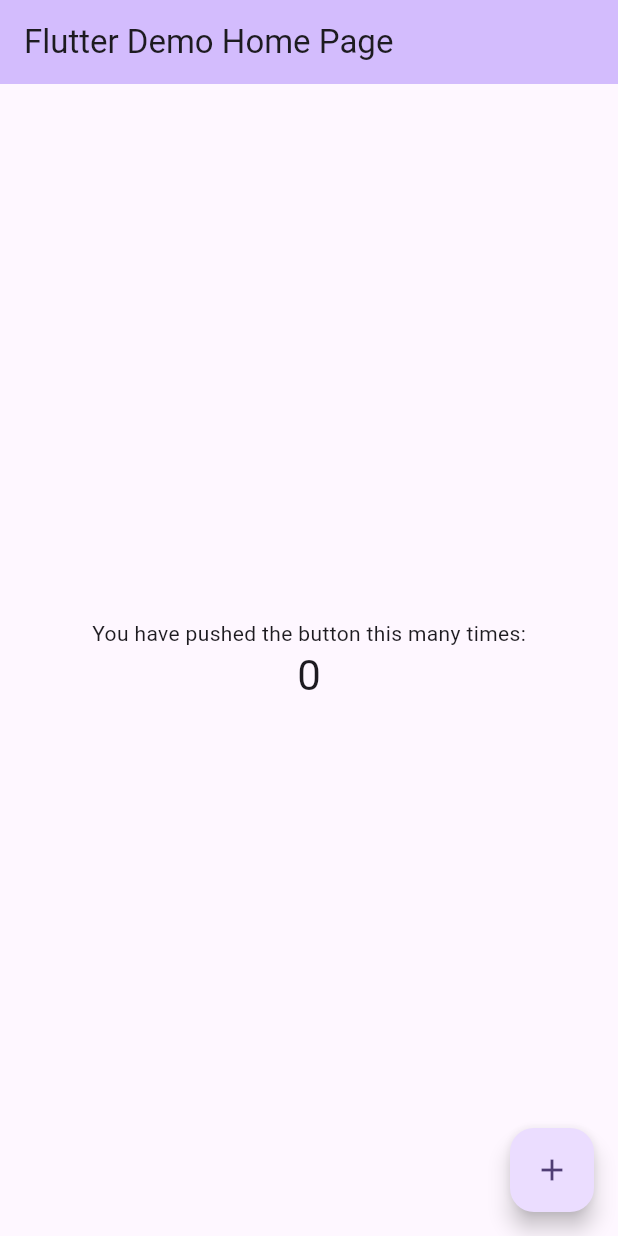
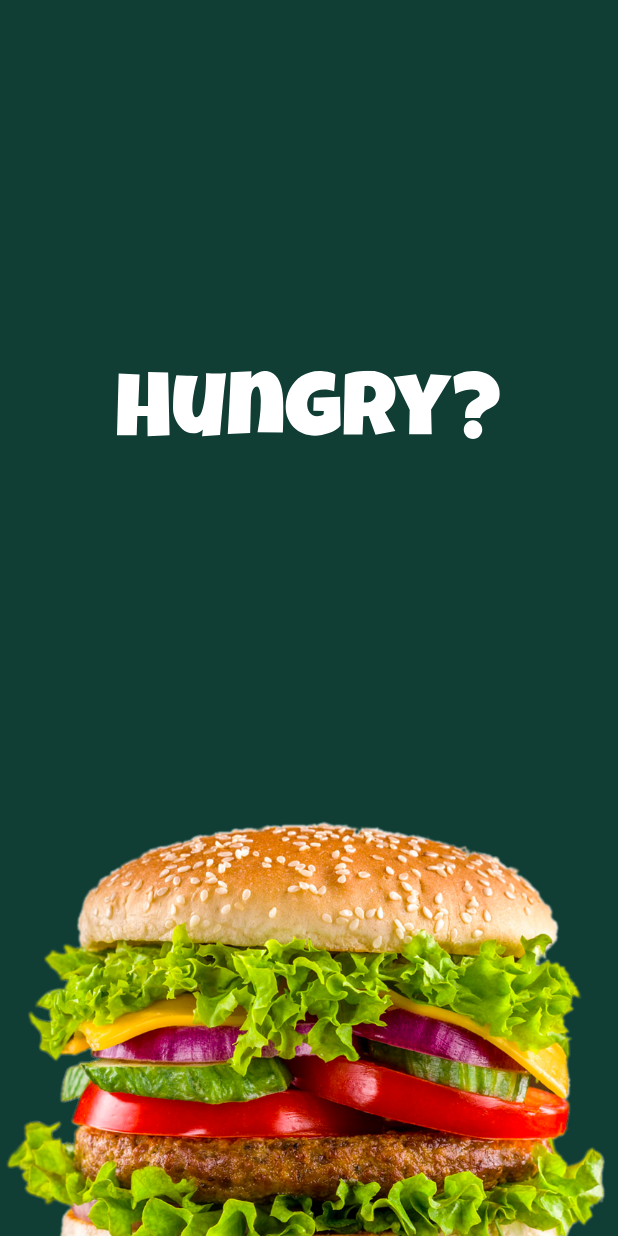
Before and after one commit to mohamedmousa2003/Hungry, a Flutter app: the screen it shows after launch, on a phone screen of 412 x 824 dp. Run offline on Flutter 3.47's test engine with Material 3 defaults, Android fonts, the phone set to English and light mode, and no system bars; our stand-ins replace flutter_svg, gap.

Commit message:
Splash Screen

```diff
--- a/lib/main.dart
+++ b/lib/main.dart
@@ -1,4 +1,5 @@
 import 'package:flutter/material.dart';
+import 'package:untitled/splash_screen.dart';
 
 void main() {
   runApp(const MyApp());
@@ -12,111 +13,8 @@ class MyApp extends StatelessWidget {
   Widget build(BuildContext context) {
     return MaterialApp(
       title: 'Flutter Demo',
-      theme: ThemeData(
-        // This is the theme of your application.
-        //
-        // TRY THIS: Try running your application with "flutter run". You'll see
-        // the application has a purple toolbar. Then, without quitting the app,
-        // try changing the seedColor in the colorScheme below to Colors.green
-        // and then invoke "hot reload" (save your changes or press the "hot
-        // reload" button in a Flutter-supported IDE, or press "r" if you used
-        // the command line to start the app).
-        //
-        // Notice that the counter didn't reset back to zero; the application
-        // state is not lost during the reload. To reset the state, use hot
-        // restart instead.
-        //
-        // This works for code too, not just values: Most code changes can be
-        // tested with just a hot reload.
-        colorScheme: .fromSeed(seedColor: Colors.deepPurple),
-      ),
-      home: const MyHomePage(title: 'Flutter Demo Home Page'),
+      debugShowCheckedModeBanner: false,
+      home: SplashScreen(),
     );
   }
 }
-
-class MyHomePage extends StatefulWidget {
-  const MyHomePage({super.key, required this.title});
-
-  // This widget is the home page of your application. It is stateful, meaning
-  // that it has a State object (defined below) that contains fields that affect
-  // how it looks.
-
-  // This class is the configuration for the state. It holds the values (in this
-  // case the title) provided by the parent (in this case the App widget) and
-  // used by the build method of the State. Fields in a Widget subclass are
-  // always marked "final".
-
-  final String title;
-
-  @override
-  State<MyHomePage> createState() => _MyHomePageState();
-}
-
-class _MyHomePageState extends State<MyHomePage> {
-  int _counter = 0;
-
-  void _incrementCounter() {
-    setState(() {
-      // This call to setState tells the Flutter framework that something has
-      // changed in this State, which causes it to rerun the build method below
-      // so that the display can reflect the updated values. If we changed
-      // _counter without calling setState(), then the build method would not be
-      // called again, and so nothing would appear to happen.
-      _counter++;
-    });
-  }
-
-  @override
-  Widget build(BuildContext context) {
-    // This method is rerun every time setState is called, for instance as done
-    // by the _incrementCounter method above.
-    //
-    // The Flutter framework has been optimized to make rerunning build methods
-    // fast, so that you can just rebuild anything that needs updating rather
-    // than having to individually change instances of widgets.
-    return Scaffold(
-      appBar: AppBar(
-        // TRY THIS: Try changing the color here to a specific color (to
-        // Colors.amber, perhaps?) and trigger a hot reload to see the AppBar
-        // change color while the other colors stay the same.
-        backgroundColor: Theme.of(context).colorScheme.inversePrimary,
-        // Here we take the value from the MyHomePage object that was created by
-        // the App.build method, and use it to set our appbar title.
-        title: Text(widget.title),
-      ),
-      body: Center(
-        // Center is a layout widget. It takes a single child and positions it
-        // in the middle of the parent.
-        child: Column(
-          // Column is also a layout widget. It takes a list of children and
-          // arranges them vertically. By default, it sizes itself to fit its
-          // children horizontally, and tries to be as tall as its parent.
-          //
-          // Column has various properties to control how it sizes itself and
-          // how it positions its children. Here we use mainAxisAlignment to
-          // center the children vertically; the main axis here is the vertical
-          // axis because Columns are vertical (the cross axis would be
-          // horizontal).
-          //
-          // TRY THIS: Invoke "debug painting" (choose the "Toggle Debug Paint"
-          // action in the IDE, or press "p" in the console), to see the
-          // wireframe for each widget.
-          mainAxisAlignment: .center,
-          children: [
-            const Text('You have pushed the button this many times:'),
-            Text(
-              '$_counter',
-              style: Theme.of(context).textTheme.headlineMedium,
-            ),
-          ],
-        ),
-      ),
-      floatingActionButton: FloatingActionButton(
-        onPressed: _incrementCounter,
-        tooltip: 'Increment',
-        child: const Icon(Icons.add),
-      ),
-    );
-  }
-}
--- /dev/null
+++ b/lib/splash_screen.dart
@@ -0,0 +1,26 @@
+import 'package:flutter/material.dart';
+import 'package:flutter_svg/flutter_svg.dart';
+import 'package:gap/gap.dart';
+import 'package:untitled/core/constants/app_colors.dart';
+
+class SplashScreen extends StatelessWidget {
+  const SplashScreen({super.key});
+
+  @override
+  Widget build(BuildContext context) {
+   var mediaQuery = MediaQuery.of(context).size;
+    return Scaffold(
+      backgroundColor: AppColors.primary,
+      body: Center(
+        child: Column(
+          children: [
+            Gap(mediaQuery.height*0.3,),
+            SvgPicture.asset("assets/image/svg/hungry.svg"),
+            Spacer(),
+            Image.asset("assets/image/png/logo.png"),
+          ],
+        ),
+      ),
+    );
+  }
+}
```
Also changed, not shown: lib/shared/custom_text.dart (added, +31 -0 lines), pubspec.yaml (+5 -2 lines), assets/image/png/logo.png (added), assets/image/svg/hungry.svg (added), lib/root.dart (added), pubspec.lock, 2 other files.
